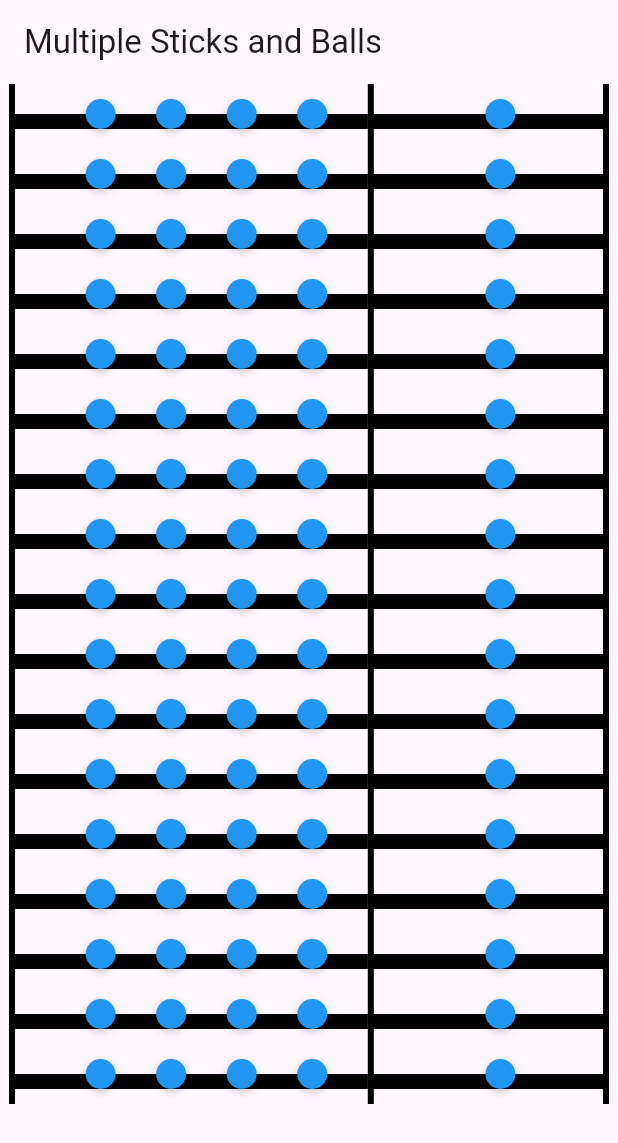
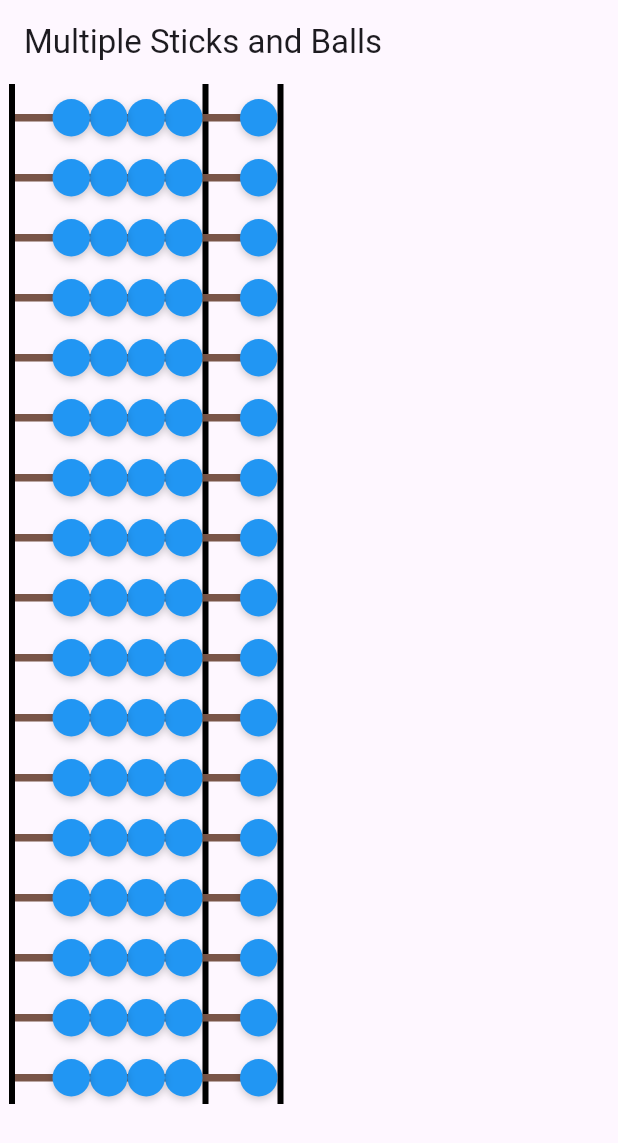
Before and after one commit to Ibrahim-Lokman/abacusspro, a Flutter app: the screen it shows after launch, on a phone screen of 412 x 824 dp. Shown: the top 1143 px of the screen. Run offline on Flutter 3.47's test engine with Material 3 defaults, Android fonts, the phone set to English and light mode, and no system bars.

Commit message:
Working fine , rod color changed

```diff
--- a/lib/main.dart
+++ b/lib/main.dart
@@ -24,13 +24,12 @@ class MultipleSticks extends StatefulWidget {
 
 class _MultipleSticksState extends State<MultipleSticks> {
   static const int numberOfSticks = 17;
-  final double ballSize = 20;
+  final double ballSize = 25;
   final double stickStart = 10;
   final double lineWidth = 4;
   final double lineHeight = 40;
-  final double verticalSpacing = 40; // Space between sticks
+  final double verticalSpacing = 40;
 
-  // List of sections for each stick
   late List<List<ValueNotifier<double>>> stickSections;
   late List<double> section1Widths;
   late List<double> section2Widths;
@@ -40,7 +39,6 @@ class _MultipleSticksState extends State<MultipleSticks> {
   @override
   void initState() {
     super.initState();
-    // Initialize lists
     stickSections = List.generate(numberOfSticks, (stickIndex) {
       return [
         ...List.generate(4, (index) => ValueNotifier(0.0)),
@@ -60,30 +58,33 @@ class _MultipleSticksState extends State<MultipleSticks> {
   }
 
   void _updateDimensions() {
-    double screenWidth = MediaQuery.of(context).size.width;
-    double totalAvailableWidth = screenWidth - (2 * stickStart);
+    // Set fixed widths based on ball size
+    for (int i = 0; i < numberOfSticks; i++) {
+      // Section 1 width = ballSize * 5 (space for 4 balls with gaps)
+      section1Widths[i] = ballSize * 5;
+      // Section 2 width = ballSize * 2 (space for 1 ball with gaps)
+      section2Widths[i] = ballSize * 2;
 
-    for (int i = 0; i < numberOfSticks; i++) {
-      section1Widths[i] = totalAvailableWidth * 0.6;
-      section2Widths[i] = totalAvailableWidth * 0.4;
+      // Update maximum positions for balls
       maxSection1Positions[i] = stickStart + section1Widths[i] - ballSize;
       maxSection2Positions[i] =
           stickStart + section1Widths[i] + section2Widths[i] - ballSize;
+
       _updateInitialBallPositions(i);
     }
   }
 
   void _updateInitialBallPositions(int stickIndex) {
     // Update section 1 balls (first 4 balls)
-    double spacing1 = section1Widths[stickIndex] / 5;
+    double spacing1 =
+        ballSize; // Each ball takes up one ball size worth of space
     for (int i = 0; i < 4; i++) {
       stickSections[stickIndex][i].value = stickStart + (spacing1 * (i + 1));
     }
 
     // Update section 2 ball (last ball)
-    double spacing2 = section2Widths[stickIndex] / 2;
     stickSections[stickIndex][4].value =
-        stickStart + section1Widths[stickIndex] + spacing2;
+        stickStart + section1Widths[stickIndex] + ballSize;
   }
 
   @override
@@ -102,14 +103,14 @@ class _MultipleSticksState extends State<MultipleSticks> {
       appBar: AppBar(
         title: const Text('Multiple Sticks and Balls'),
       ),
-      body: SingleChildScrollView(
+      body: SafeArea(
+        child: SingleChildScrollView(
           child: Column(
             children: List.generate(numberOfSticks, (stickIndex) {
               return SizedBox(
                 height: verticalSpacing,
                 child: Stack(
                   children: [
-                  // Vertical lines
                     _buildVerticalLine(stickStart - lineWidth, stickIndex),
                     _buildVerticalLine(
                         stickStart + section1Widths[stickIndex], stickIndex),
@@ -118,12 +119,12 @@ class _MultipleSticksState extends State<MultipleSticks> {
                             section1Widths[stickIndex] +
                             section2Widths[stickIndex],
                         stickIndex),
-                  // Horizontal lines
                     _buildHorizontalLine(
                         stickStart, section1Widths[stickIndex], stickIndex),
-                  _buildHorizontalLine(stickStart + section1Widths[stickIndex],
-                      section2Widths[stickIndex], stickIndex),
-                  // Section 1 Balls (4 balls)
+                    _buildHorizontalLine(
+                        stickStart + section1Widths[stickIndex],
+                        section2Widths[stickIndex],
+                        stickIndex),
                     ...List.generate(
                       4,
                       (index) => _buildDraggableBall(
@@ -133,7 +134,6 @@ class _MultipleSticksState extends State<MultipleSticks> {
                         true,
                       ),
                     ).reversed,
-                  // Section 2 Ball (1 ball)
                     _buildDraggableBall(
                       Colors.blue,
                       stickIndex,
@@ -144,6 +144,7 @@ class _MultipleSticksState extends State<MultipleSticks> {
                 ),
               );
             }),
+          ),
         ),
       ),
     );
@@ -167,8 +168,8 @@ class _MultipleSticksState extends State<MultipleSticks> {
       top: 20,
       child: Container(
         width: width,
-        height: 10,
-        color: Colors.black,
+        height: 5,
+        color: Colors.brown,
       ),
     );
   }
@@ -229,7 +230,6 @@ class _MultipleSticksState extends State<MultipleSticks> {
     positions[ballIndex] = newPosition;
 
     if (delta > 0) {
-      // Moving right
       for (int i = ballIndex;
           i < (isSection1 ? 4 : positions.length) - 1;
           i++) {
@@ -245,7 +245,6 @@ class _MultipleSticksState extends State<MultipleSticks> {
         }
       }
     } else {
-      // Moving left
       for (int i = ballIndex; i > (isSection1 ? 0 : 4); i--) {
         if (positions[i] - positions[i - 1] < ballSize) {
           positions[i - 1] = positions[i] - ballSize;
@@ -260,7 +259,6 @@ class _MultipleSticksState extends State<MultipleSticks> {
       }
     }
 
-    // Update all positions
     for (int i = 0; i < positions.length; i++) {
       if (positions[i] != balls[i].value) {
         balls[i].value = positions[i];
```
Lines whose indentation alone changed are shown as unchanged.
